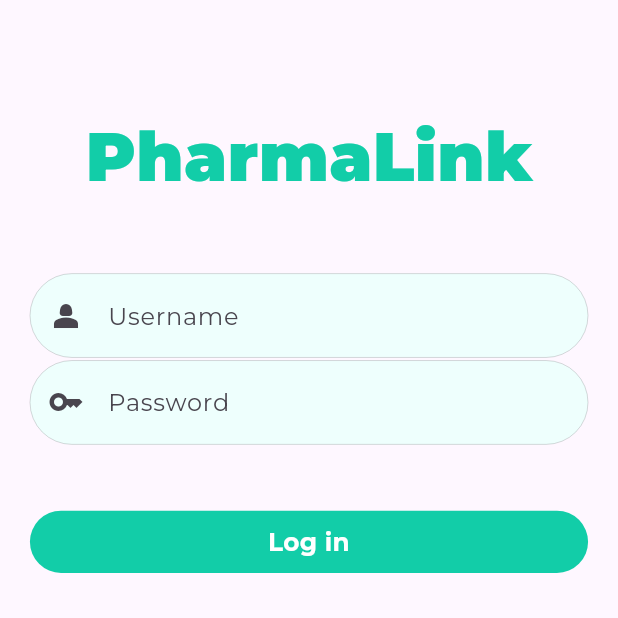
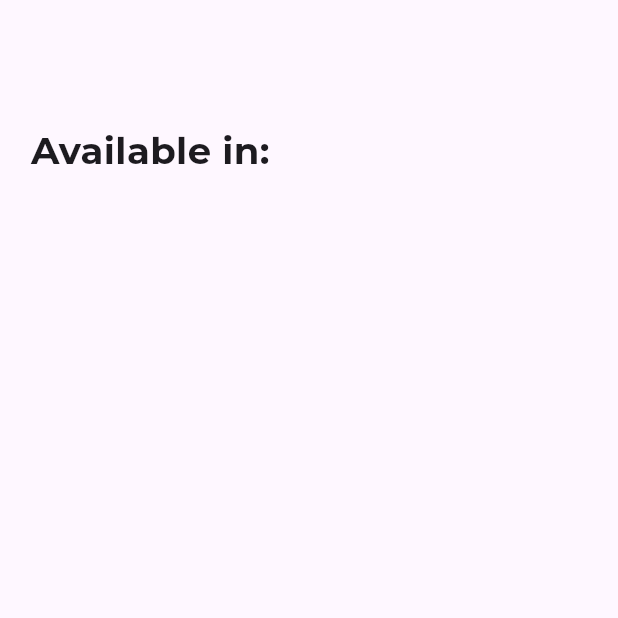
Before and after one commit to Nandagopalvs25/Pharmalink, a Flutter app: the screen it shows after launch, on a phone screen of 412 x 824 dp, the top half of it. Run offline on Flutter 3.47's test engine with Material 3 defaults, Android fonts, the phone set to English and light mode, and no system bars; our stand-ins replace get, google_fonts, shared_preferences; project files that could hold a hidden picture were left out.

Commit message:
new available stores page

```diff
--- a/lib/main.dart
+++ b/lib/main.dart
@@ -4,6 +4,7 @@ import 'package:pharmalinkfend/auth/views/login.dart';
 import 'package:google_fonts/google_fonts.dart';
 import 'package:pharmalinkfend/pharmacy/views/pharmhome.dart';
 import 'package:pharmalinkfend/user/views/medicineview.dart';
+import 'package:pharmalinkfend/user/views/storesnearview.dart';
 import 'package:pharmalinkfend/user/views/userhome.dart';
 import 'package:pharmalinkfend/user/views/usersearch.dart';
 
@@ -36,7 +37,7 @@ class MyApp extends StatelessWidget {
           Theme.of(context).textTheme,
         ),
       ),
-      home: const AuthPage(),
+      home: const StoreNearView(),
     );
   }
 }
--- /dev/null
+++ b/lib/user/views/storesnearview.dart
@@ -0,0 +1,29 @@
+import 'package:flutter/cupertino.dart';
+import 'package:flutter/material.dart';
+
+class StoreNearView extends StatelessWidget {
+  const StoreNearView({super.key});
+
+  @override
+  Widget build(BuildContext context) {
+    final _screenheight = MediaQuery.of(context).size.height;
+    final _screenwidth = MediaQuery.of(context).size.width;
+    return Scaffold(
+      body: Column(
+        children: [
+          SizedBox(
+            height: _screenheight * 0.1,
+          ),
+          Padding(
+            padding: EdgeInsets.only(left: _screenheight * 0.025),
+            child: Text(
+              "Available in: ",
+              style: TextStyle(
+                  fontWeight: FontWeight.bold, fontSize: _screenheight * 0.03),
+            ),
+          )
+        ],
+      ),
+    );
+  }
+}
```
